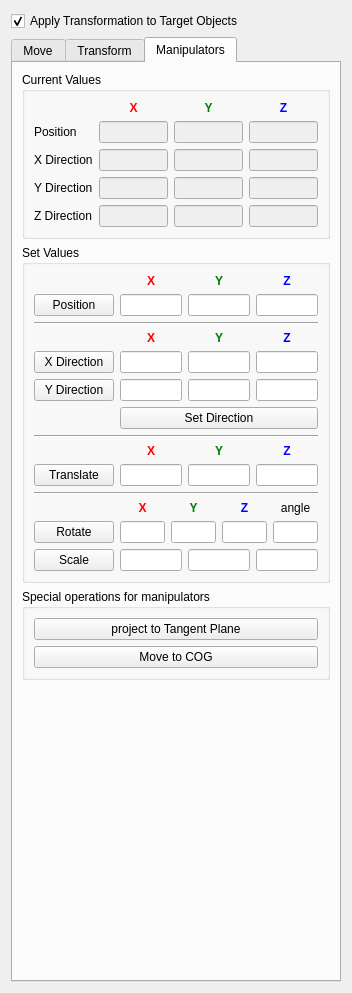
Before: the Qt Designer form Plugin-Move/moveControls.ui in ShenRen/OpenFlipper, drawn with Qt 5.
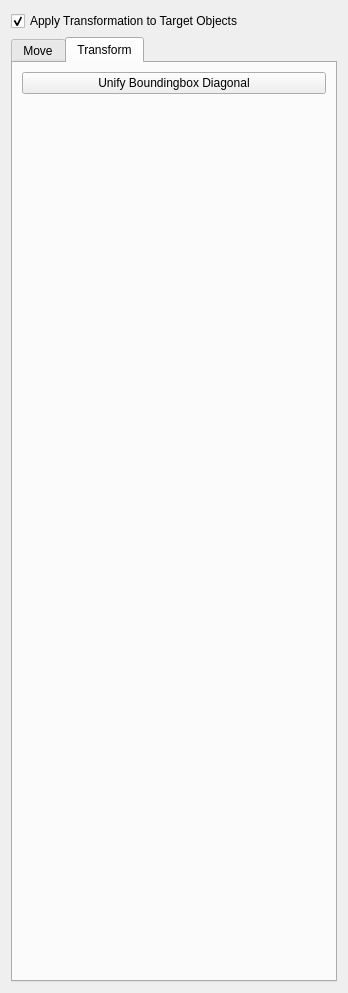
After: the same form once the commit is applied.

Commit message: Added a context menu to move plugin which allows to set individual properties such as rotation, scale, position of the manipulator, etc.. Removed the old panel from the plugins widget. Added emission of scriptInfo each time an object has been transformated.

```diff
--- a/Plugin-Move/moveControls.ui
+++ b/Plugin-Move/moveControls.ui
@@ -47,7 +47,7 @@
       </sizepolicy>
      </property>
      <property name="currentIndex" >
-      <number>2</number>
+      <number>1</number>
      </property>
      <widget class="QWidget" name="tab" >
       <attribute name="title" >
@@ -123,947 +123,6 @@
        </item>
       </layout>
      </widget>
-     <widget class="QWidget" name="tab_2" >
-      <attribute name="title" >
-       <string>Manipulators</string>
-      </attribute>
-      <layout class="QVBoxLayout" name="verticalLayout_7" >
-       <item>
-        <widget class="QGroupBox" name="groupBox_5" >
-         <property name="title" >
-          <string>Current Values</string>
-         </property>
-         <layout class="QVBoxLayout" name="verticalLayout_5" >
-          <item>
-           <layout class="QGridLayout" name="gridLayout" >
-            <item row="0" column="1" >
-             <widget class="QLabel" name="label_8" >
-              <property name="font" >
-               <font>
-                <weight>75</weight>
-                <bold>true</bold>
-               </font>
-              </property>
-              <property name="text" >
-               <string>&lt;font color=red>X&lt;/font></string>
-              </property>
-              <property name="alignment" >
-               <set>Qt::AlignCenter</set>
-              </property>
-             </widget>
-            </item>
-            <item row="0" column="2" >
-             <widget class="QLabel" name="label_9" >
-              <property name="font" >
-               <font>
-                <weight>75</weight>
-                <bold>true</bold>
-               </font>
-              </property>
-              <property name="text" >
-               <string>&lt;font color=green>Y&lt;/font></string>
-              </property>
-              <property name="alignment" >
-               <set>Qt::AlignCenter</set>
-              </property>
-             </widget>
-            </item>
-            <item row="0" column="3" >
-             <widget class="QLabel" name="label_10" >
-              <property name="font" >
-               <font>
-                <weight>75</weight>
-                <bold>true</bold>
-               </font>
-              </property>
-              <property name="text" >
-               <string>&lt;font color=blue>Z&lt;/font></string>
-              </property>
-              <property name="alignment" >
-               <set>Qt::AlignCenter</set>
-              </property>
-             </widget>
-            </item>
-            <item row="1" column="0" >
-             <widget class="QLabel" name="label_11" >
-              <property name="text" >
-               <string>Position</string>
-              </property>
-             </widget>
-            </item>
-            <item row="1" column="1" >
-             <widget class="QLineEdit" name="posx" >
-              <property name="enabled" >
-               <bool>false</bool>
-              </property>
-              <property name="sizePolicy" >
-               <sizepolicy vsizetype="Minimum" hsizetype="Minimum" >
-                <horstretch>0</horstretch>
-                <verstretch>0</verstretch>
-               </sizepolicy>
-              </property>
-              <property name="minimumSize" >
-               <size>
-                <width>2</width>
-                <height>0</height>
-               </size>
-              </property>
-              <property name="maxLength" >
-               <number>6</number>
-              </property>
-             </widget>
-            </item>
-            <item row="1" column="2" >
-             <widget class="QLineEdit" name="posy" >
-              <property name="enabled" >
-               <bool>false</bool>
-              </property>
-              <property name="minimumSize" >
-               <size>
-                <width>1</width>
-                <height>0</height>
-               </size>
-              </property>
-              <property name="maxLength" >
-               <number>6</number>
-              </property>
-             </widget>
-            </item>
-            <item row="1" column="3" >
-             <widget class="QLineEdit" name="posz" >
-              <property name="enabled" >
-               <bool>false</bool>
-              </property>
-              <property name="minimumSize" >
-               <size>
-                <width>1</width>
-                <height>0</height>
-               </size>
-              </property>
-              <property name="maxLength" >
-               <number>6</number>
-              </property>
-             </widget>
-            </item>
-            <item row="2" column="0" >
-             <widget class="QLabel" name="label_12" >
-              <property name="text" >
-               <string>X Direction</string>
-              </property>
-             </widget>
-            </item>
-            <item row="2" column="1" >
-             <widget class="QLineEdit" name="dirxx" >
-              <property name="enabled" >
-               <bool>false</bool>
-              </property>
-              <property name="sizePolicy" >
-               <sizepolicy vsizetype="Fixed" hsizetype="Ignored" >
-                <horstretch>0</horstretch>
-                <verstretch>0</verstretch>
-               </sizepolicy>
-              </property>
-              <property name="minimumSize" >
-               <size>
-                <width>1</width>
-                <height>0</height>
-               </size>
-              </property>
-              <property name="maxLength" >
-               <number>6</number>
-              </property>
-             </widget>
-            </item>
-            <item row="2" column="2" >
-             <widget class="QLineEdit" name="dirxy" >
-              <property name="enabled" >
-               <bool>false</bool>
-              </property>
-              <property name="minimumSize" >
-               <size>
-                <width>1</width>
-                <height>0</height>
-               </size>
-              </property>
-              <property name="maxLength" >
-               <number>6</number>
-              </property>
-             </widget>
-            </item>
-            <item row="2" column="3" >
-             <widget class="QLineEdit" name="dirxz" >
-              <property name="enabled" >
-               <bool>false</bool>
-              </property>
-              <property name="minimumSize" >
-               <size>
-                <width>1</width>
-                <height>0</height>
-               </size>
-              </property>
-              <property name="maxLength" >
-               <number>6</number>
-              </property>
-             </widget>
-            </item>
-            <item row="3" column="0" >
-             <widget class="QLabel" name="label_17" >
-              <property name="text" >
-               <string>Y Direction</string>
-              </property>
-             </widget>
-            </item>
-            <item row="3" column="1" >
-             <widget class="QLineEdit" name="diryx" >
-              <property name="enabled" >
-               <bool>false</bool>
-              </property>
-              <property name="sizePolicy" >
-               <sizepolicy vsizetype="Fixed" hsizetype="Ignored" >
-                <horstretch>0</horstretch>
-                <verstretch>0</verstretch>
-               </sizepolicy>
-              </property>
-              <property name="minimumSize" >
-               <size>
-                <width>1</width>
-                <height>0</height>
-               </size>
-              </property>
-              <property name="maxLength" >
-               <number>6</number>
-              </property>
-             </widget>
-            </item>
-            <item row="3" column="2" >
-             <widget class="QLineEdit" name="diryy" >
-              <property name="enabled" >
-               <bool>false</bool>
-              </property>
-              <property name="minimumSize" >
-               <size>
-                <width>1</width>
-                <height>0</height>
-               </size>
-              </property>
-              <property name="maxLength" >
-               <number>6</number>
-              </property>
-             </widget>
-            </item>
-            <item row="3" column="3" >
-             <widget class="QLineEdit" name="diryz" >
-              <property name="enabled" >
-               <bool>false</bool>
-              </property>
-              <property name="minimumSize" >
-               <size>
-                <width>1</width>
-                <height>0</height>
-               </size>
-              </property>
-              <property name="maxLength" >
-               <number>6</number>
-              </property>
-             </widget>
-            </item>
-            <item row="4" column="0" >
-             <widget class="QLabel" name="label_18" >
-              <property name="text" >
-               <string>Z Direction</string>
-              </property>
-             </widget>
-            </item>
-            <item row="4" column="1" >
-             <widget class="QLineEdit" name="dirzx" >
-              <property name="enabled" >
-               <bool>false</bool>
-              </property>
-              <property name="sizePolicy" >
-               <sizepolicy vsizetype="Fixed" hsizetype="Ignored" >
-                <horstretch>0</horstretch>
-                <verstretch>0</verstretch>
-               </sizepolicy>
-              </property>
-              <property name="minimumSize" >
-               <size>
-                <width>1</width>
-                <height>0</height>
-               </size>
-              </property>
-              <property name="maxLength" >
-               <number>6</number>
-              </property>
-             </widget>
-            </item>
-            <item row="4" column="2" >
-             <widget class="QLineEdit" name="dirzy" >
-              <property name="enabled" >
-               <bool>false</bool>
-              </property>
-              <property name="minimumSize" >
-               <size>
-                <width>1</width>
-                <height>0</height>
-               </size>
-              </property>
-              <property name="maxLength" >
-               <number>6</number>
-              </property>
-             </widget>
-            </item>
-            <item row="4" column="3" >
-             <widget class="QLineEdit" name="dirzz" >
-              <property name="enabled" >
-               <bool>false</bool>
-              </property>
-              <property name="minimumSize" >
-               <size>
-                <width>1</width>
-                <height>0</height>
-               </size>
-              </property>
-              <property name="maxLength" >
-               <number>6</number>
-              </property>
-             </widget>
-            </item>
-           </layout>
-          </item>
-         </layout>
-        </widget>
-       </item>
-       <item>
-        <widget class="QGroupBox" name="groupBox_3" >
-         <property name="title" >
-          <string>Set Values</string>
-         </property>
-         <layout class="QVBoxLayout" name="verticalLayout_4" >
-          <item>
-           <layout class="QGridLayout" name="gridLayout_2" >
-            <item row="0" column="1" >
-             <widget class="QLabel" name="label" >
-              <property name="font" >
-               <font>
-                <weight>75</weight>
-                <bold>true</bold>
-               </font>
-              </property>
-              <property name="text" >
-               <string>&lt;font color=red>X&lt;/font></string>
-              </property>
-              <property name="alignment" >
-               <set>Qt::AlignCenter</set>
-              </property>
-             </widget>
-            </item>
-            <item row="0" column="2" >
-             <widget class="QLabel" name="label_2" >
-              <property name="font" >
-               <font>
-                <weight>75</weight>
-                <bold>true</bold>
-               </font>
-              </property>
-              <property name="text" >
-               <string>&lt;font color=green>Y&lt;/font></string>
-              </property>
-              <property name="alignment" >
-               <set>Qt::AlignCenter</set>
-              </property>
-             </widget>
-            </item>
-            <item row="0" column="3" >
-             <widget class="QLabel" name="label_3" >
-              <property name="font" >
-               <font>
-                <weight>75</weight>
-                <bold>true</bold>
-               </font>
-              </property>
-              <property name="text" >
-               <string>&lt;font color=blue>Z&lt;/font></string>
-              </property>
-              <property name="alignment" >
-               <set>Qt::AlignCenter</set>
-              </property>
-             </widget>
-            </item>
-            <item row="1" column="0" >
-             <widget class="QPushButton" name="posButton" >
-              <property name="toolTip" >
-               <string>Set the position of the manipulator</string>
-              </property>
-              <property name="statusTip" >
-               <string>Set the position of the manipulator</string>
-              </property>
-              <property name="text" >
-               <string>Position</string>
-              </property>
-             </widget>
-            </item>
-            <item row="1" column="1" >
-             <widget class="QLineEdit" name="nposx" >
-              <property name="minimumSize" >
-               <size>
-                <width>1</width>
-                <height>0</height>
-               </size>
-              </property>
-              <property name="maxLength" >
-               <number>6</number>
-              </property>
-             </widget>
-            </item>
-            <item row="1" column="3" >
-             <widget class="QLineEdit" name="nposz" >
-              <property name="minimumSize" >
-               <size>
-                <width>1</width>
-                <height>0</height>
-               </size>
-              </property>
-              <property name="maxLength" >
-               <number>6</number>
-              </property>
-             </widget>
-            </item>
-            <item row="1" column="2" >
-             <widget class="QLineEdit" name="nposy" >
-              <property name="minimumSize" >
-               <size>
-                <width>1</width>
-                <height>0</height>
-               </size>
-              </property>
-              <property name="maxLength" >
-               <number>6</number>
-              </property>
-             </widget>
-            </item>
-           </layout>
-          </item>
-          <item>
-           <widget class="Line" name="line_3" >
-            <property name="orientation" >
-             <enum>Qt::Horizontal</enum>
-            </property>
-           </widget>
-          </item>
-          <item>
-           <layout class="QGridLayout" name="gridLayout_3" >
-            <item row="0" column="1" >
-             <widget class="QLabel" name="label_5" >
-              <property name="font" >
-               <font>
-                <weight>75</weight>
-                <bold>true</bold>
-               </font>
-              </property>
-              <property name="text" >
-               <string>&lt;font color=red>X&lt;/font></string>
-              </property>
-              <property name="alignment" >
-               <set>Qt::AlignCenter</set>
-              </property>
-             </widget>
-            </item>
-            <item row="0" column="2" >
-             <widget class="QLabel" name="label_6" >
-              <property name="font" >
-               <font>
-                <weight>75</weight>
-                <bold>true</bold>
-               </font>
-              </property>
-              <property name="text" >
-               <string>&lt;font color=green>Y&lt;/font></string>
-              </property>
-              <property name="alignment" >
-               <set>Qt::AlignCenter</set>
-              </property>
-             </widget>
-            </item>
-            <item row="0" column="3" >
-             <widget class="QLabel" name="label_7" >
-              <property name="font" >
-               <font>
-                <weight>75</weight>
-                <bold>true</bold>
-               </font>
-              </property>
-              <property name="text" >
-               <string>&lt;font color=blue>Z&lt;/font></string>
-              </property>
-              <property name="alignment" >
-               <set>Qt::AlignCenter</set>
-              </property>
-             </widget>
-            </item>
-            <item row="1" column="0" >
-             <widget class="QPushButton" name="axisAButton" >
-              <property name="toolTip" >
-               <string>Toggle the direction axis</string>
-              </property>
-              <property name="statusTip" >
-               <string>Toggle the direction axis</string>
-              </property>
-              <property name="text" >
-               <string>X Direction</string>
-              </property>
-             </widget>
-            </item>
-            <item row="1" column="1" >
-             <widget class="QLineEdit" name="ndirAx" >
-              <property name="minimumSize" >
-               <size>
-                <width>1</width>
-                <height>0</height>
-               </size>
-              </property>
-              <property name="maxLength" >
-               <number>6</number>
-              </property>
-             </widget>
-            </item>
-            <item row="1" column="2" >
-             <widget class="QLineEdit" name="ndirAy" >
-              <property name="minimumSize" >
-               <size>
-                <width>1</width>
-                <height>0</height>
-               </size>
-              </property>
-              <property name="maxLength" >
-               <number>6</number>
-              </property>
-             </widget>
-            </item>
-            <item row="1" column="3" >
-             <widget class="QLineEdit" name="ndirAz" >
-              <property name="minimumSize" >
-               <size>
-                <width>1</width>
-                <height>0</height>
-               </size>
-              </property>
-              <property name="maxLength" >
-               <number>6</number>
-              </property>
-             </widget>
-            </item>
-            <item row="2" column="0" >
-             <widget class="QPushButton" name="axisBButton" >
-              <property name="toolTip" >
-               <string>Toggle the direction axis</string>
-              </property>
-              <property name="statusTip" >
-               <string>Toggle the direction axis</string>
-              </property>
-              <property name="text" >
-               <string>Y Direction</string>
-              </property>
-             </widget>
-            </item>
-            <item row="2" column="1" >
-             <widget class="QLineEdit" name="ndirBx" >
-              <property name="minimumSize" >
-               <size>
-                <width>1</width>
-                <height>0</height>
-               </size>
-              </property>
-              <property name="maxLength" >
-               <number>6</number>
-              </property>
-             </widget>
-            </item>
-            <item row="2" column="2" >
-             <widget class="QLineEdit" name="ndirBy" >
-              <property name="minimumSize" >
-               <size>
-                <width>1</width>
-                <height>0</height>
-               </size>
-              </property>
-              <property name="maxLength" >
-               <number>6</number>
-              </property>
-             </widget>
-            </item>
-            <item row="2" column="3" >
-             <widget class="QLineEdit" name="ndirBz" >
-              <property name="minimumSize" >
-               <size>
-                <width>1</width>
-                <height>0</height>
-               </size>
-              </property>
-              <property name="maxLength" >
-               <number>6</number>
-              </property>
-             </widget>
-            </item>
-            <item row="3" column="1" colspan="3" >
-             <widget class="QPushButton" name="dirButton" >
-              <property name="toolTip" >
-               <string>Set the directions of the manipulator</string>
-              </property>
-              <property name="statusTip" >
-               <string>Set the directions of the manipulator</string>
-              </property>
-              <property name="text" >
-               <string>Set Direction</string>
-              </property>
-             </widget>
-            </item>
-           </layout>
-          </item>
-          <item>
-           <widget class="Line" name="line" >
-            <property name="orientation" >
-             <enum>Qt::Horizontal</enum>
-            </property>
-           </widget>
-          </item>
-          <item>
-           <layout class="QGridLayout" name="gridLayout_4" >
-            <item row="0" column="1" >
-             <widget class="QLabel" name="label_21" >
-              <property name="font" >
-               <font>
-                <weight>75</weight>
-                <bold>true</bold>
-               </font>
-              </property>
-              <property name="text" >
-               <string>&lt;font color=red>X&lt;/font></string>
-              </property>
-              <property name="alignment" >
-               <set>Qt::AlignCenter</set>
-              </property>
-             </widget>
-            </item>
-            <item row="0" column="2" >
-             <widget class="QLabel" name="label_19" >
-              <property name="font" >
-               <font>
-                <weight>75</weight>
-                <bold>true</bold>
-               </font>
-              </property>
-              <property name="text" >
-               <string>&lt;font color=green>Y&lt;/font></string>
-              </property>
-              <property name="alignment" >
-               <set>Qt::AlignCenter</set>
-              </property>
-             </widget>
-            </item>
-            <item row="0" column="3" >
-             <widget class="QLabel" name="label_20" >
-              <property name="font" >
-               <font>
-                <weight>75</weight>
-                <bold>true</bold>
-               </font>
-              </property>
-              <property name="text" >
-               <string>&lt;font color=blue>Z&lt;/font></string>
-              </property>
-              <property name="alignment" >
-               <set>Qt::AlignCenter</set>
-              </property>
-             </widget>
-            </item>
-            <item row="1" column="0" >
-             <widget class="QPushButton" name="transButton" >
-              <property name="toolTip" >
-               <string>Translate the manipulator</string>
-              </property>
-              <property name="statusTip" >
-               <string>Translate the manipulator</string>
-              </property>
-              <property name="text" >
-               <string>Translate</string>
-              </property>
-             </widget>
-            </item>
-            <item row="1" column="1" >
-             <widget class="QLineEdit" name="translationX" >
-              <property name="minimumSize" >
-               <size>
-                <width>1</width>
-                <height>0</height>
-               </size>
-              </property>
-              <property name="maxLength" >
-               <number>6</number>
-              </property>
-             </widget>
-            </item>
-            <item row="1" column="2" >
-             <widget class="QLineEdit" name="translationY" >
-              <property name="minimumSize" >
-               <size>
-                <width>1</width>
-                <height>0</height>
-               </size>
-              </property>
-              <property name="maxLength" >
-               <number>6</number>
-              </property>
-             </widget>
-            </item>
-            <item row="1" column="3" >
-             <widget class="QLineEdit" name="translationZ" >
-              <property name="minimumSize" >
-               <size>
-                <width>1</width>
-                <height>0</height>
-               </size>
-              </property>
-              <property name="maxLength" >
-               <number>6</number>
-              </property>
-             </widget>
-            </item>
-           </layout>
-          </item>
-          <item>
-           <widget class="Line" name="line_2" >
-            <property name="orientation" >
-             <enum>Qt::Horizontal</enum>
-            </property>
-           </widget>
-          </item>
-          <item>
-           <layout class="QGridLayout" >
-            <item row="0" column="1" >
-             <widget class="QLabel" name="label_13" >
-              <property name="font" >
-               <font>
-                <weight>75</weight>
-                <bold>true</bold>
-               </font>
-              </property>
-              <property name="text" >
-               <string>&lt;font color=red>X&lt;/font></string>
-              </property>
-              <property name="alignment" >
-               <set>Qt::AlignCenter</set>
-              </property>
-             </widget>
-            </item>
-            <item row="0" column="2" >
-             <widget class="QLabel" name="label_14" >
-              <property name="font" >
-               <font>
-                <weight>75</weight>
-                <bold>true</bold>
-               </font>
-              </property>
-              <property name="text" >
-               <string>&lt;font color=green>Y&lt;/font></string>
-              </property>
-              <property name="alignment" >
-               <set>Qt::AlignCenter</set>
-              </property>
-             </widget>
-            </item>
-            <item row="0" column="3" >
-             <widget class="QLabel" name="label_15" >
-              <property name="font" >
-               <font>
-                <weight>75</weight>
-                <bold>true</bold>
-               </font>
-              </property>
-              <property name="text" >
-               <string>&lt;font color=blue>Z&lt;/font></string>
-              </property>
-              <property name="alignment" >
-               <set>Qt::AlignCenter</set>
-              </property>
-             </widget>
-            </item>
-            <item row="0" column="4" >
-             <widget class="QLabel" name="label_16" >
-              <property name="text" >
-               <string>angle</string>
-              </property>
-              <property name="alignment" >
-               <set>Qt::AlignCenter</set>
-              </property>
-             </widget>
-            </item>
-            <item row="1" column="0" >
-             <widget class="QPushButton" name="rotButton" >
-              <property name="toolTip" >
-               <string>Rotate the manipulator</string>
-              </property>
-              <property name="statusTip" >
-               <string>Rotate the manipulator</string>
-              </property>
-              <property name="text" >
-               <string>Rotate</string>
-              </property>
-             </widget>
-            </item>
-            <item row="1" column="1" >
-             <widget class="QLineEdit" name="rotx" >
-              <property name="minimumSize" >
-               <size>
-                <width>1</width>
-                <height>0</height>
-               </size>
-              </property>
-              <property name="maxLength" >
-               <number>5</number>
-              </property>
-             </widget>
-            </item>
-            <item row="1" column="2" >
-             <widget class="QLineEdit" name="roty" >
-              <property name="minimumSize" >
-               <size>
-                <width>1</width>
-                <height>0</height>
-               </size>
-              </property>
-              <property name="maxLength" >
-               <number>5</number>
-              </property>
-             </widget>
-            </item>
-            <item row="1" column="3" >
-             <widget class="QLineEdit" name="rotz" >
-              <property name="minimumSize" >
-               <size>
-                <width>1</width>
-                <height>0</height>
-               </size>
-              </property>
-              <property name="maxLength" >
-               <number>5</number>
-              </property>
-             </widget>
-            </item>
-            <item row="1" column="4" >
-             <widget class="QLineEdit" name="rotAngle" >
-              <property name="minimumSize" >
-               <size>
-                <width>1</width>
-                <height>0</height>
-               </size>
-              </property>
-              <property name="maxLength" >
-               <number>5</number>
-              </property>
-             </widget>
-            </item>
-           </layout>
-          </item>
-          <item>
-           <layout class="QHBoxLayout" >
-            <item>
-             <widget class="QPushButton" name="scaleButton" >
-              <property name="toolTip" >
-               <string>Scale the manipulator</string>
-              </property>
-              <property name="statusTip" >
-               <string>Scale the manipulator</string>
-              </property>
-              <property name="text" >
-               <string>Scale</string>
-              </property>
-             </widget>
-            </item>
-            <item>
-             <widget class="QLineEdit" name="scalex" >
-              <property name="minimumSize" >
-               <size>
-                <width>1</width>
-                <height>0</height>
-               </size>
-              </property>
-              <property name="maxLength" >
-               <number>6</number>
-              </property>
-             </widget>
-            </item>
-            <item>
-             <widget class="QLineEdit" name="scaley" >
-              <property name="minimumSize" >
-               <size>
-                <width>1</width>
-                <height>0</height>
-               </size>
-              </property>
-              <property name="maxLength" >
-               <number>6</number>
-              </property>
-             </widget>
-            </item>
-            <item>
-             <widget class="QLineEdit" name="scalez" >
-              <property name="minimumSize" >
-               <size>
-                <width>1</width>
-                <height>0</height>
-               </size>
-              </property>
-              <property name="maxLength" >
-               <number>6</number>
-              </property>
-             </widget>
-            </item>
-           </layout>
-          </item>
-         </layout>
-         <zorder>line</zorder>
-         <zorder>line_2</zorder>
-         <zorder>line_3</zorder>
-        </widget>
-       </item>
-       <item>
-        <widget class="QGroupBox" name="groupBox_4" >
-         <property name="title" >
-          <string>Special operations for manipulators</string>
-         </property>
-         <layout class="QVBoxLayout" name="verticalLayout" >
-          <item>
-           <widget class="QPushButton" name="projectTangentButton" >
-            <property name="text" >
-             <string>project to Tangent Plane</string>
-            </property>
-           </widget>
-          </item>
-          <item>
-           <widget class="QPushButton" name="moveManipToCOG" >
-            <property name="text" >
-             <string>Move to COG</string>
-            </property>
-           </widget>
-          </item>
-         </layout>
-        </widget>
-       </item>
-       <item>
-        <spacer>
-         <property name="orientation" >
-          <enum>Qt::Vertical</enum>
-         </property>
-         <property name="sizeHint" stdset="0" >
-          <size>
-           <width>308</width>
-           <height>171</height>
-          </size>
-         </property>
-        </spacer>
-       </item>
-      </layout>
-     </widget>
     </widget>
    </item>
   </layout>
```
The commit also changes 6 other files.
